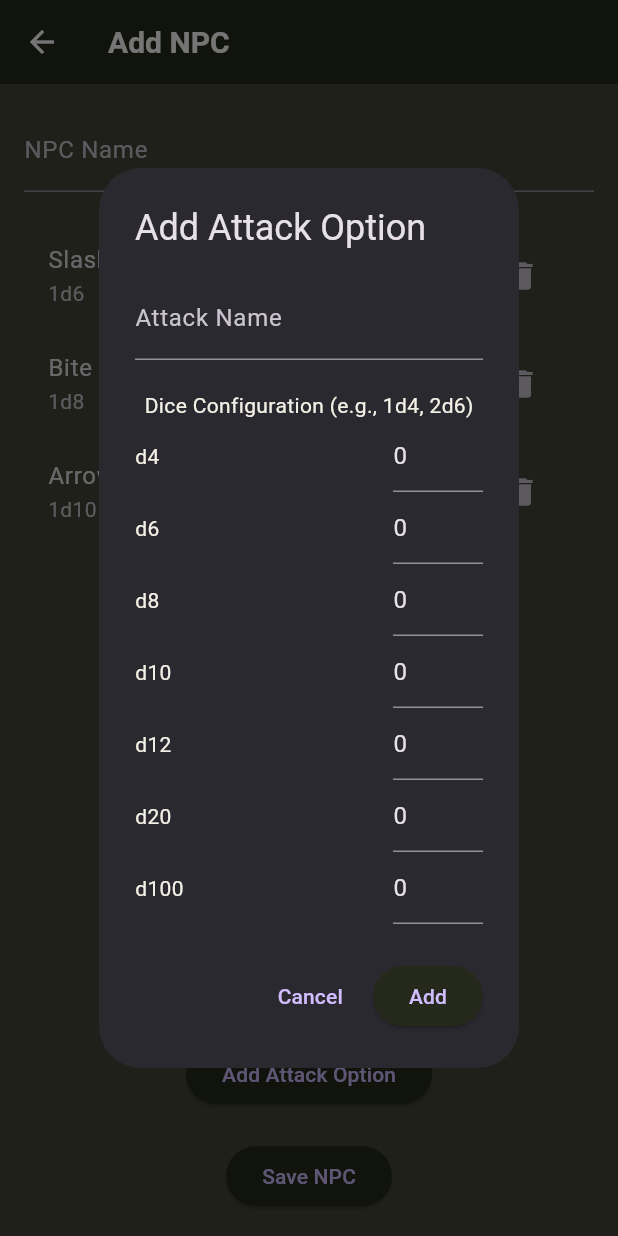
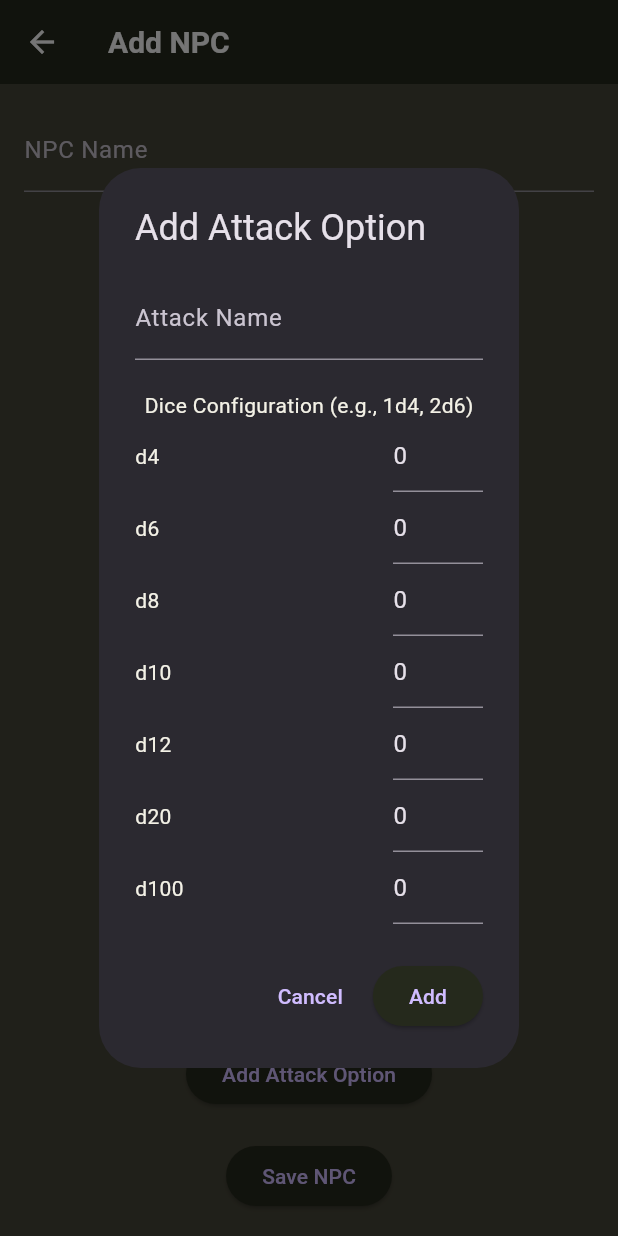
Before and after one commit to burmblebee/dndJrDesign, a Flutter app: the AddNPCScreen screen opened directly, after a tap on "Add Attack Option", on a phone screen of 412 x 824 dp. Run offline on Flutter 3.47's test engine with Material 3 defaults, Android fonts, the phone set to English and light mode, and no system bars; our stand-ins replace cloud_firestore, firebase_core, flutter_riverpod, riverpod; missing offline and left inert: hexagon; accounts and stored records are empty.

Commit message:
Pretty colors in NPC List and removing hardcoded attacks

```diff
--- a/lib/npc/npc_list.dart
+++ b/lib/npc/npc_list.dart
@@ -16,6 +16,14 @@ class NPCListScreen extends ConsumerWidget {
 
     return Scaffold(
       appBar: AppBar(title: const Text('NPC List')),
+      bottomNavigationBar: BottomAppBar(
+        color: const Color(0xFF25291C),
+        child: Container(
+          height: 50,
+          alignment: Alignment.center,
+          child: const Text('Bottom Navigation Bar', style: TextStyle(color: Colors.white)),
+        ),
+      ),
       floatingActionButton: FloatingActionButton(
         onPressed: () {
           Navigator.push(
@@ -34,9 +42,16 @@ class NPCListScreen extends ConsumerWidget {
         itemCount: npcState.npcs.length,
         itemBuilder: (context, index) {
           final npc = npcState.npcs[index];
-          return ListTile(
-            selectedColor: Theme.of(context).canvasColor,
-            title: Text(npc.name),
+          return Column(
+            children: [
+              const SizedBox(height: 10),
+              ListTile(
+                tileColor: const Color(0xFFD4C097).withOpacity(0.5),
+                shape: RoundedRectangleBorder(
+                  borderRadius: BorderRadius.circular(10),
+                ),
+                visualDensity: const VisualDensity(vertical: 4),
+                title: Text(npc.name, style: const TextStyle(fontSize: 20)),
                 onTap: () {
                   ref.read(npcProvider.notifier).selectNPC(npc); // Select the NPC
                   Navigator.push(
@@ -46,6 +61,9 @@ class NPCListScreen extends ConsumerWidget {
                     ),
                   );
                 },
+              ),
+              const SizedBox(height: 10),
+            ],
           );
 
         },
--- a/lib/npc/npc_provider.dart
+++ b/lib/npc/npc_provider.dart
@@ -42,11 +42,7 @@ class NPCProvider extends StateNotifier<NPCState> {
     npcs: [],
     selectedNPC: null,
     diceToRoll: List.filled(7, 0),
-    attackOptions: [
-      AttackOption(name: 'Slash', diceConfig: [0, 1, 0, 0, 0, 0, 0]),  // 1d4
-      AttackOption(name: 'Bite', diceConfig: [0, 0, 1, 0, 0, 0, 0]),   // 1d6
-      AttackOption(name: 'Arrow Shot', diceConfig: [0, 0, 0, 1, 0, 0, 0]), // 1d8
-    ],
+    attackOptions: [],
   ));
 
   Future<void> addNPC(NPC npc, String npcId) async {
```
Lines whose indentation alone changed are shown as unchanged.
